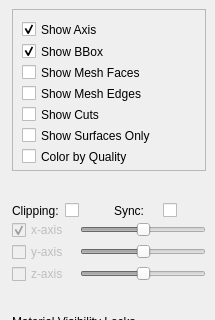
Old version of the form src/gui/Application/ViewWidgets/MeshViewOptionsWidget.ui in the repository SCIInstitute/Cleaver; both pictures show x 0 to 215 and y 0 to 320 of the 215 by 532 pixel window.
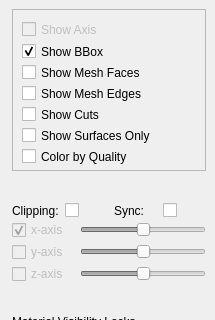
New version of the form.

Commit message: color by quality working

```diff
--- a/src/gui/Application/ViewWidgets/MeshViewOptionsWidget.ui
+++ b/src/gui/Application/ViewWidgets/MeshViewOptionsWidget.ui
@@ -69,7 +69,7 @@
        <property name="geometry">
         <rect>
          <x>0</x>
-         <y>0</y>
+         <y>-8</y>
          <width>172</width>
          <height>160</height>
         </rect>
@@ -89,6 +89,9 @@
        <layout class="QVBoxLayout" name="verticalLayout">
         <item>
          <widget class="QCheckBox" name="showAxisCheckbox">
+          <property name="enabled">
+           <bool>false</bool>
+          </property>
           <property name="minimumSize">
            <size>
             <width>164</width>
@@ -105,7 +108,7 @@
            <string>Show Axis</string>
           </property>
           <property name="checked">
-           <bool>true</bool>
+           <bool>false</bool>
           </property>
          </widget>
         </item>
```
Left out of the diff: 102 changed lines with no effect on the pictures. The commit also changes 2 other files.
